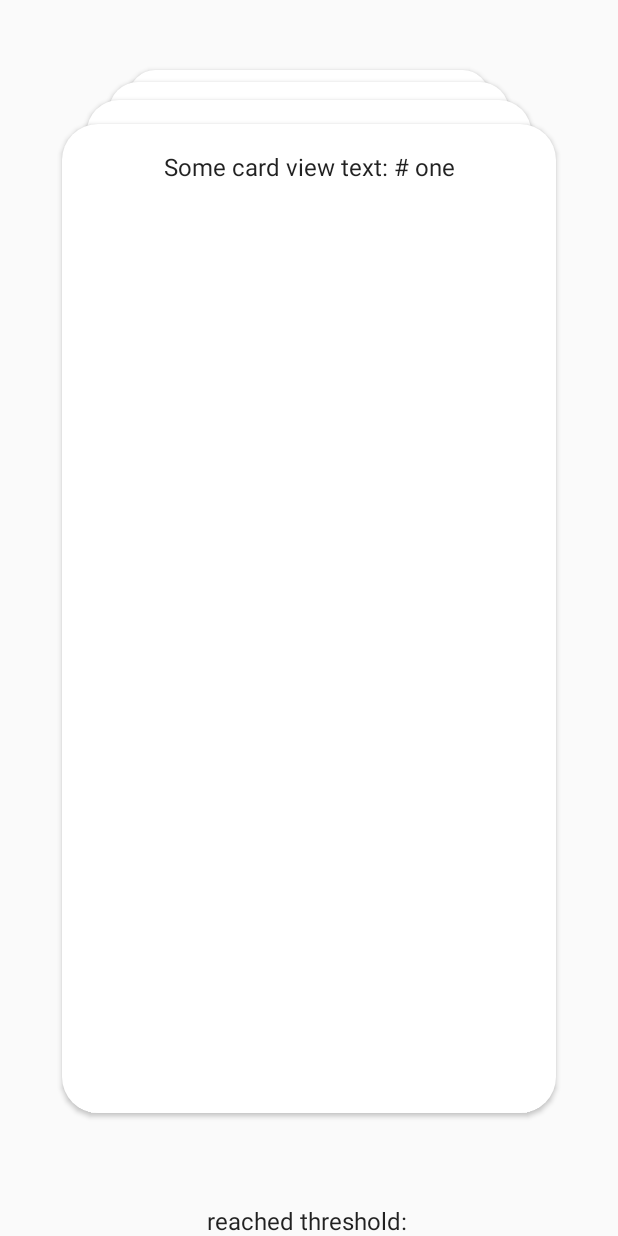
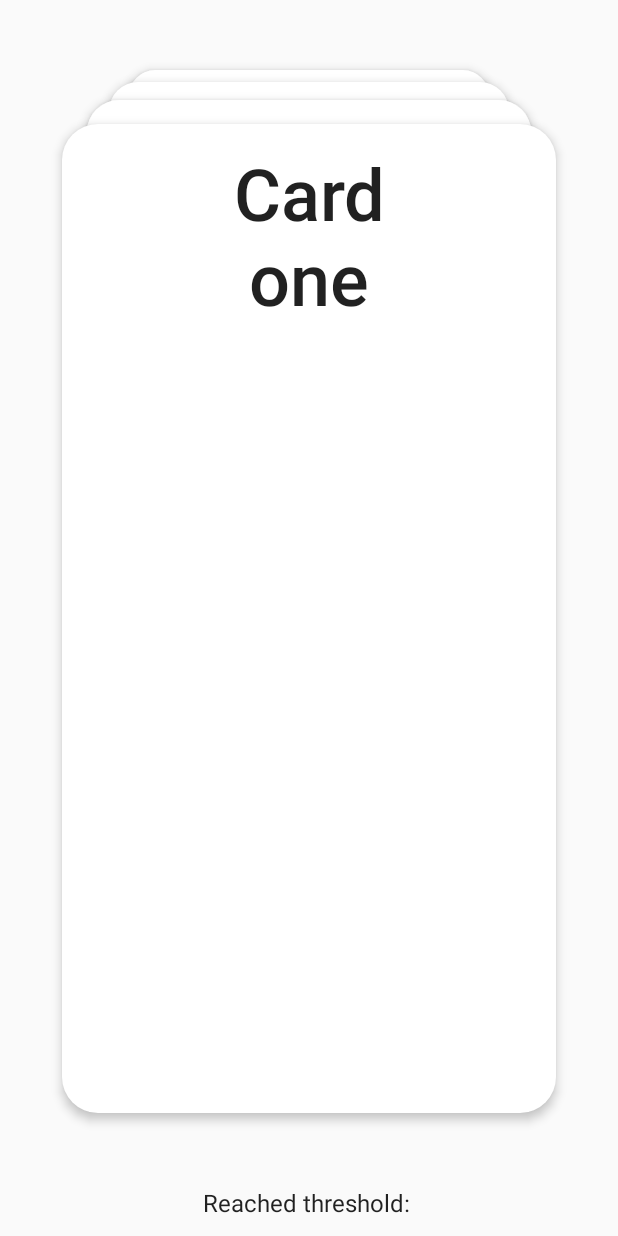
Before and after one commit to yar-gav/card-swiping-app, an Android app built with Jetpack Compose: the screen it shows after launch (MainActivity), on a phone screen of 412 x 824 dp. Run offline under Robolectric (Android 15) with nearby library versions, the phone set to English and light mode, and no system bars.

Commit message:
Some cleaning up.

```diff
--- a/app/src/main/java/com/example/cardswipingapp/MainActivity.kt
+++ b/app/src/main/java/com/example/cardswipingapp/MainActivity.kt
@@ -1,128 +1,21 @@
 package com.example.cardswipingapp
 
-import StackedSwipeCardView
 import android.os.Bundle
 import androidx.activity.ComponentActivity
 import androidx.activity.compose.setContent
-import androidx.compose.foundation.background
-import androidx.compose.foundation.layout.*
-import androidx.compose.foundation.shape.RoundedCornerShape
-import androidx.compose.material.Card
-import androidx.compose.material.MaterialTheme
-import androidx.compose.material.Surface
-import androidx.compose.material.Text
-import androidx.compose.runtime.Composable
-import androidx.compose.runtime.MutableState
-import androidx.compose.runtime.State
-import androidx.compose.runtime.collectAsState
-import androidx.compose.ui.Alignment
-import androidx.compose.ui.Modifier
-import androidx.compose.ui.graphics.Color
-import androidx.compose.ui.text.TextStyle
-import androidx.compose.ui.text.style.TextAlign
-import androidx.compose.ui.tooling.preview.Preview
-import androidx.compose.ui.unit.dp
-import androidx.compose.ui.unit.sp
-import androidx.lifecycle.lifecycleScope
-import com.example.cardswipingapp.ui.gestures.HorizontalSwipeGesture
+import androidx.activity.viewModels
 import com.example.cardswipingapp.ui.theme.CardSwipingAppTheme
-import kotlinx.coroutines.flow.MutableStateFlow
-import kotlinx.coroutines.flow.flowOf
-import kotlinx.coroutines.launch
 
-class MainActivity : ComponentActivity(), HorizontalSwipeGesture.HorizontalSwipeGestureHandler {
+class MainActivity : ComponentActivity() {
 
-    var cardDataList = MutableStateFlow(mutableListOf("one", "two", "three", "four", "five", "six", "seven"))
-    var backgroundColor = MutableStateFlow(Color.White)
+    private val mainActivityViewModel: MainActivityViewModel by viewModels()
 
     override fun onCreate(savedInstanceState: Bundle?) {
         super.onCreate(savedInstanceState)
         setContent {
             CardSwipingAppTheme {
-                // A surface container using the 'background' color from the theme
-                Box(
-                    modifier = Modifier
-                        .fillMaxSize()
-                        .background(Color.Transparent),
-                ) {
-                    val uiState = cardDataList.collectAsState(initial = listOf<String>())
-                    val color = backgroundColor.collectAsState(initial = Color.White)
-                    StackedSwipeCardView(
-                        modifier = Modifier.fillMaxSize(0.8f).align(Alignment.Center),
-                        cardDataList = uiState.value,
-                        visibleCards = 4,
-                        horizontalSwipeGestureHandler = this@MainActivity,
-                    ) {
-                        Card(
-                            modifier = Modifier
-                                .fillMaxSize(),
-                            shape = RoundedCornerShape(24.dp),
-                            elevation = 2.dp,
-                            backgroundColor =
-                            if (uiState.value.first() == it) {
-                                color.value
-                            } else {
-                                Color.White
-                            }
-                        ) {
-                            Column(Modifier.fillMaxSize()) {
-                                Text(
-                                    "Some card view text: # $it",
-                                    textAlign = TextAlign.Center,
-                                    modifier = Modifier
-                                        .align(Alignment.CenterHorizontally)
-                                        .padding(vertical = 20.dp)
-                                )
-                            }
-                        }
-                    }
-                    val thresholdDirection = when (color.value) {
-                        Color.Red -> "right"
-                        Color.Green -> "left"
-                        else -> ""
-                    }
-                        Text("reached threshold: $thresholdDirection", modifier = Modifier.align(
-                            Alignment.BottomCenter).fillMaxWidth(), textAlign = TextAlign.Center)
-                }
+                MainActivityScreen(mainActivityViewModel = mainActivityViewModel)
             }
         }
     }
-
-    override fun onSwipeRight() {
-//        lifecycleScope.launch {
-            cardDataList.value = cardDataList.value.subList(1, cardDataList.value.size)
-            backgroundColor.value = Color.White
-//        }
-    }
-
-    override fun onSwipeLeft() {
-        cardDataList.value = cardDataList.value.subList(1, cardDataList.value.size)
-        backgroundColor.value = Color.White
-    }
-
-    override fun onRightThresholdReached() {
-        backgroundColor.value = Color.Red
-    }
-
-    override fun onLeftThresholdReached() {
-        backgroundColor.value = Color.Green
-
-    }
-
-    override fun onNoThresholdReached() {
-        backgroundColor.value = Color.White
-    }
 }
-
-@Composable
-fun Greeting(name: String) {
-    Text(text = "Hello $name!")
-}
-
-@Preview(showBackground = true)
-@Composable
-fun DefaultPreview() {
-    CardSwipingAppTheme {
-        Greeting("Android")
-    }
-}
--- /dev/null
+++ b/app/src/main/java/com/example/cardswipingapp/MainActivityScreen.kt
@@ -0,0 +1,85 @@
+package com.example.cardswipingapp
+
+import StackedSwipeCardView
+import androidx.compose.foundation.background
+import androidx.compose.foundation.layout.*
+import androidx.compose.foundation.shape.RoundedCornerShape
+import androidx.compose.material.Card
+import androidx.compose.material.MaterialTheme
+import androidx.compose.material.Text
+import androidx.compose.runtime.Composable
+import androidx.compose.runtime.State
+import androidx.compose.runtime.collectAsState
+import androidx.compose.ui.Alignment
+import androidx.compose.ui.Modifier
+import androidx.compose.ui.graphics.Color
+import androidx.compose.ui.text.style.TextAlign
+import androidx.compose.ui.unit.dp
+import com.example.cardswipingapp.ui.theme.Typography
+
+@Composable
+fun MainActivityScreen(mainActivityViewModel: MainActivityViewModel) {
+    Box(
+        modifier = Modifier
+            .fillMaxSize()
+            .background(Color.Transparent),
+    ) {
+        val uiState = mainActivityViewModel.uiState.collectAsState(
+            initial = MainActivityViewModel.UiState(
+                listOf(), Color.White, ""
+            )
+        )
+        StackedSwipeCardView(
+            modifier = Modifier
+                .fillMaxSize(0.8f)
+                .align(Alignment.Center),
+            cardDataList = uiState.value.cardDataList,
+            visibleCards = 4,
+            horizontalSwipeGestureHandler = mainActivityViewModel,
+        ) {
+            CardContent(uiState, it)
+        }
+        ThresholdReachedText(
+            modifier = Modifier.align(Alignment.BottomCenter),
+            text = uiState.value.thresholdReachedText,
+        )
+    }
+}
+
+@Composable
+private fun CardContent(
+    uiState: State<MainActivityViewModel.UiState>,
+    cardData: String
+) {
+    Card(
+        modifier = Modifier.fillMaxSize(),
+        shape = RoundedCornerShape(24.dp),
+        elevation = 4.dp,
+        backgroundColor = if (uiState.value.cardDataList.first() == cardData) {
+            uiState.value.firstCardBackgroundColor
+        } else {
+            Color.White
+        }
+    ) {
+        Column(Modifier.fillMaxSize()) {
+            Text(
+                text = "Card\n$cardData",
+                textAlign = TextAlign.Center,
+                modifier = Modifier
+                    .align(Alignment.CenterHorizontally)
+                    .padding(vertical = 20.dp),
+                style = Typography.h1
+            )
+        }
+    }
+}
+
+@Composable
+private fun ThresholdReachedText(modifier: Modifier, text: String) {
+    Text(
+        "Reached threshold: $text",
+        modifier = modifier.fillMaxWidth().padding(vertical = 12.dp),
+        textAlign = TextAlign.Center,
+        style = Typography.body1
+    )
+}
--- /dev/null
+++ b/app/src/main/java/com/example/cardswipingapp/MainActivityViewModel.kt
@@ -0,0 +1,64 @@
+package com.example.cardswipingapp
+
+import androidx.compose.ui.graphics.Color
+import androidx.lifecycle.ViewModel
+import com.example.cardswipingapp.ui.gestures.HorizontalSwipeGesture
+import kotlinx.coroutines.flow.MutableStateFlow
+import kotlinx.coroutines.flow.StateFlow
+
+class MainActivityViewModel : ViewModel(), HorizontalSwipeGesture.HorizontalSwipeGestureHandler {
+
+    private val _uiState = MutableStateFlow(
+        UiState(
+            cardDataList = mutableListOf("one", "two", "three", "four", "five", "six", "seven"),
+            firstCardBackgroundColor = Color.White,
+            thresholdReachedText = ""
+        )
+    )
+    val uiState: StateFlow<UiState> = _uiState
+
+    override fun onSwipeRight() {
+        _uiState.value = UiState(
+            cardDataList = _uiState.value.cardDataList.subList(1, _uiState.value.cardDataList.size),
+            firstCardBackgroundColor = Color.White,
+            thresholdReachedText = ""
+        )
+
+    }
+
+    override fun onSwipeLeft() {
+        _uiState.value =
+            UiState(
+                cardDataList = _uiState.value.cardDataList.subList(
+                    1,
+                    _uiState.value.cardDataList.size
+                ),
+                firstCardBackgroundColor = Color.White,
+                thresholdReachedText = ""
+            )
+    }
+
+    override fun onRightThresholdReached() {
+        _uiState.value = _uiState.value.copy(
+            firstCardBackgroundColor = Color.Green,
+            thresholdReachedText = "right"
+        )
+    }
+
+    override fun onLeftThresholdReached() {
+        _uiState.value =
+            _uiState.value.copy(firstCardBackgroundColor = Color.Red, thresholdReachedText = "left")
+    }
+
+    override fun onNoThresholdReached() {
+        _uiState.value =
+            _uiState.value.copy(firstCardBackgroundColor = Color.White, thresholdReachedText = "")
+    }
+
+    data class UiState(
+        val cardDataList: List<String>,
+        val firstCardBackgroundColor: Color,
+        val thresholdReachedText: String
+    )
+
+}
--- a/app/src/main/java/com/example/cardswipingapp/ui/theme/Type.kt
+++ b/app/src/main/java/com/example/cardswipingapp/ui/theme/Type.kt
@@ -8,11 +8,6 @@ import androidx.compose.ui.unit.sp
 
 // Set of Material typography styles to start with
 val Typography = Typography(
-    body1 = TextStyle(
-        fontFamily = FontFamily.Default,
-        fontWeight = FontWeight.Normal,
-        fontSize = 16.sp
-    )
     /* Other default text styles to override
     button = TextStyle(
         fontFamily = FontFamily.Default,
@@ -24,5 +19,16 @@ val Typography = Typography(
         fontWeight = FontWeight.Normal,
         fontSize = 12.sp
     )
+
     */
+    body1 = TextStyle(
+        fontFamily = FontFamily.SansSerif,
+        fontWeight = FontWeight.Normal,
+        fontSize = 16.sp
+    ),
+    h1 = TextStyle(
+        fontFamily = FontFamily.SansSerif,
+        fontWeight = FontWeight.SemiBold,
+        fontSize = 48.sp
+    )
 )
```
